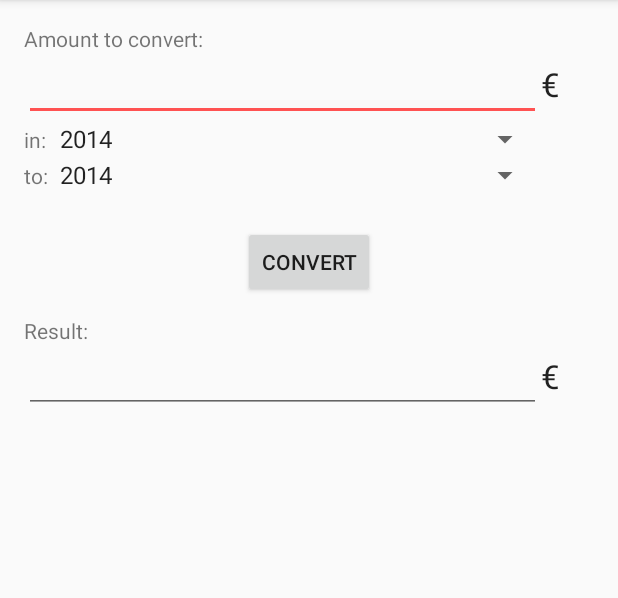
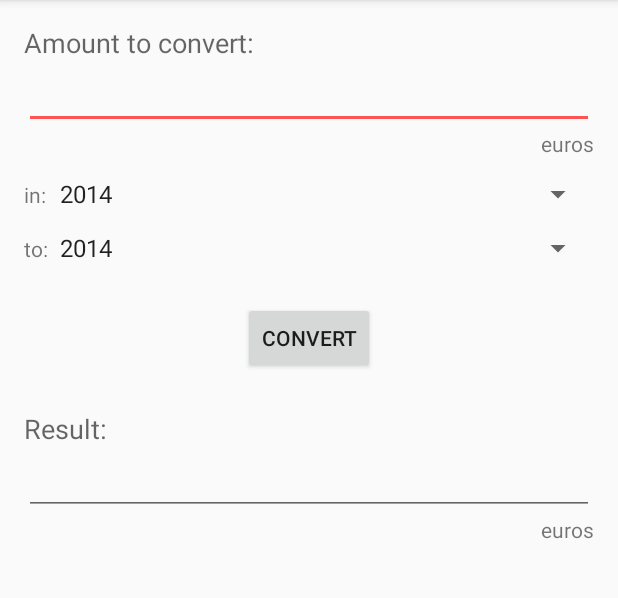
Before and after one commit to corenting/InflationCalculator, an Android app: the screen it shows after launch (Converter), on a phone screen of 412 x 824 dp, the part 84-682 px from its top. Run offline under Robolectric (Android 15) with nearby library versions, the phone set to English and light mode, and no system bars.

Commit message:
Modified the layout

```diff
--- a/app/src/main/java/fr/corenting/convertisseureurofranc/SpinnersStuff.java
+++ b/app/src/main/java/fr/corenting/convertisseureurofranc/SpinnersStuff.java
@@ -32,7 +32,7 @@ public class SpinnersStuff {
             @Override
             public void onItemSelected(AdapterView<?> parent, View view, int pos, long id) {
                 int year = Integer.parseInt(parent.getItemAtPosition(pos).toString());
-                textView.setText(Utils.getCurrencyFromYear(year));
+                textView.setText(Utils.getCurrencyFromYear(view.getContext(), year));
             }
 
             @Override
--- a/app/src/main/java/fr/corenting/convertisseureurofranc/Utils.java
+++ b/app/src/main/java/fr/corenting/convertisseureurofranc/Utils.java
@@ -15,10 +15,10 @@ import java.text.NumberFormat;
 
 public class Utils {
 
-    static String getCurrencyFromYear(int year) {
-        if (year >= 2002) return "€";
-        if (year >= 1960) return "F";
-        return "AF";
+    static String getCurrencyFromYear(Context c, int year) {
+        if (year >= 2002) return c.getString(R.string.euros);
+        if (year >= 1960) return c.getString(R.string.francs);
+        return c.getString(R.string.old_francs);
     }
 
     static void hideSoftKeyboard(View v) {
--- a/app/src/main/res/layout/activity_converter.xml
+++ b/app/src/main/res/layout/activity_converter.xml
@@ -7,74 +7,69 @@
 
     <RelativeLayout
         android:layout_width="wrap_content"
-        android:layout_height="wrap_content"
+        android:layout_height="fill_parent"
         android:paddingLeft="@dimen/activity_horizontal_margin"
         android:paddingRight="@dimen/activity_horizontal_margin"
         android:paddingTop="@dimen/activity_vertical_margin"
         android:paddingBottom="@dimen/activity_vertical_margin">
 
+
         <TextView
             android:layout_width="wrap_content"
             android:layout_height="wrap_content"
+            android:textAppearance="?android:attr/textAppearanceMedium"
             android:text="@string/sumToConvert"
-            android:id="@+id/sumToConvertTextView"
-            android:layout_alignParentTop="true"
-            android:layout_alignParentLeft="true"
-            android:layout_alignParentStart="true" />
-
+            android:id="@+id/sumToConvertTextView" />
 
         <EditText
             android:layout_width="wrap_content"
             android:layout_height="wrap_content"
+            android:inputType="numberDecimal"
             android:ems="10"
             android:id="@+id/amountEditText"
-            android:inputType="numberDecimal"
             android:layout_below="@+id/sumToConvertTextView"
             android:layout_alignParentLeft="true"
             android:layout_alignParentStart="true"
-            android:layout_alignRight="@+id/yearOfOriginSpinner"
-            android:layout_alignEnd="@+id/yearOfOriginSpinner" />
-
-        <TextView
-            android:layout_width="35dp"
-            android:layout_height="wrap_content"
-            android:textAppearance="?android:attr/textAppearanceLarge"
-            android:text="@string/AF"
-            android:id="@+id/currencyOriginTextView"
-            android:layout_alignBaseline="@+id/amountEditText"
-            android:layout_above="@+id/yearOfOriginSpinner"
             android:layout_alignParentRight="true"
             android:layout_alignParentEnd="true" />
 
         <TextView
             android:layout_width="wrap_content"
             android:layout_height="wrap_content"
+            android:text="AF"
+            android:id="@+id/currencyOriginTextView"
+            android:layout_below="@+id/amountEditText"
+            android:layout_alignParentRight="true"
+            android:layout_alignParentEnd="true" />
+
+        <TextView
+            android:layout_width="wrap_content"
+            android:layout_height="wrap_content"
+            android:textAppearance="?android:attr/textAppearanceSmall"
             android:text="@string/yearOfOrigin"
-            android:id="@+id/yearOfOriginTextView"
+            android:layout_below="@id/currencyOriginTextView"
             android:layout_alignBaseline="@+id/yearOfOriginSpinner"
-            android:layout_alignBottom="@+id/yearOfOriginSpinner"
-            android:layout_alignParentLeft="true"
-            android:layout_alignParentStart="true"
-            android:layout_alignRight="@+id/yearOfResultTextView"
-            android:layout_alignEnd="@+id/yearOfResultTextView" />
+            android:id="@+id/yearOfOriginTextView" />
 
         <Spinner
             android:layout_width="wrap_content"
             android:layout_height="wrap_content"
             android:id="@+id/yearOfOriginSpinner"
-            android:layout_below="@+id/amountEditText"
-            android:layout_toRightOf="@+id/yearOfOriginTextView"
-            android:layout_toLeftOf="@+id/currencyOriginTextView"
-            android:layout_toStartOf="@+id/currencyOriginTextView" />
+            android:layout_below="@+id/currencyOriginTextView"
+            android:layout_alignParentRight="true"
+            android:layout_alignParentEnd="true"
+            android:layout_marginTop="12dp"
+            android:layout_alignLeft="@+id/yearOfResultSpinner"
+            android:layout_alignStart="@+id/yearOfResultSpinner" />
 
         <TextView
             android:layout_width="wrap_content"
             android:layout_height="wrap_content"
+            android:textAppearance="?android:attr/textAppearanceSmall"
             android:text="@string/yearOfResult"
             android:id="@+id/yearOfResultTextView"
             android:layout_alignBaseline="@+id/yearOfResultSpinner"
-            android:layout_toEndOf="@+id/resultTextView"
-            android:layout_alignBottom="@+id/yearOfResultSpinner"
+            android:layout_below="@+id/yearOfOriginSpinner"
             android:layout_alignParentLeft="true"
             android:layout_alignParentStart="true" />
 
@@ -82,30 +77,31 @@
             android:layout_width="wrap_content"
             android:layout_height="wrap_content"
             android:id="@+id/yearOfResultSpinner"
-            android:layout_toEndOf="@+id/yearOfResultTextView"
             android:layout_below="@+id/yearOfOriginSpinner"
+            android:layout_marginTop="12dp"
             android:layout_toRightOf="@+id/yearOfResultTextView"
-            android:layout_alignRight="@+id/yearOfOriginSpinner"
-            android:layout_alignEnd="@+id/yearOfOriginSpinner" />
+            android:layout_alignParentRight="true"
+            android:layout_alignParentEnd="true" />
 
         <Button
             android:layout_width="wrap_content"
             android:layout_height="wrap_content"
             android:text="@string/convertButton"
             android:id="@+id/convertButton"
-            android:layout_below="@+id/yearOfResultTextView"
             android:layout_centerHorizontal="true"
-            android:layout_marginTop="24dp" />
+            android:layout_marginTop="24dp"
+            android:layout_below="@+id/yearOfResultSpinner" />
 
         <TextView
             android:layout_width="wrap_content"
             android:layout_height="wrap_content"
+            android:textAppearance="?android:attr/textAppearanceMedium"
+            android:text="@string/resultText"
             android:id="@+id/resultTextView"
-            android:layout_marginTop="12dp"
-            android:layout_below="@+id/convertButton"
+            android:layout_below="@id/convertButton"
+            android:layout_marginTop="24dp"
             android:layout_alignParentLeft="true"
-            android:layout_alignParentStart="true"
-            android:text="@string/resultText" />
+            android:layout_alignParentStart="true" />
 
         <EditText
             android:layout_width="wrap_content"
@@ -113,21 +109,18 @@
             android:inputType="numberDecimal"
             android:ems="10"
             android:id="@+id/resultEditText"
-            android:layout_toStartOf="@+id/currencyResultTextView"
             android:layout_below="@+id/resultTextView"
             android:layout_alignParentLeft="true"
             android:layout_alignParentStart="true"
-            android:layout_alignRight="@+id/yearOfResultSpinner"
-            android:layout_alignEnd="@+id/yearOfResultSpinner" />
+            android:layout_alignParentRight="true"
+            android:layout_alignParentEnd="true" />
 
         <TextView
-            android:layout_width="35dp"
+            android:layout_width="wrap_content"
             android:layout_height="wrap_content"
-            android:textAppearance="?android:attr/textAppearanceLarge"
-            android:text="@string/AF"
+            android:text="AF"
             android:id="@+id/currencyResultTextView"
-            android:layout_alignBaseline="@+id/resultEditText"
-            android:layout_alignBottom="@+id/resultEditText"
+            android:layout_below="@+id/resultEditText"
             android:layout_alignParentRight="true"
             android:layout_alignParentEnd="true" />
 
--- a/app/src/main/res/values/strings.xml
+++ b/app/src/main/res/values/strings.xml
@@ -10,7 +10,9 @@
     <string name="actionAbout">About</string>
     <string name="aboutText"><![CDATA[The transition from old Francs to new Francs is automatic from 1960.<br>The transition from Francs to Euro is automatic from 2002.<br><br>This application was created by corenting.<br><a href="http://www.corenting.fr">Website</a><br><br>Version :&nbsp;]]></string>
     <string name="errorToast">Error during the conversion!</string>
-    <string name="AF" translatable="false">AF</string>
     <string name="keyboardHidingError">Error while hiding keyboard</string>
+    <string name="euros">euros</string>
+    <string name="francs">francs</string>
+    <string name="old_francs">anciens francs</string>
 
 </resources>
```
Also changed, not shown: 1 other file.
